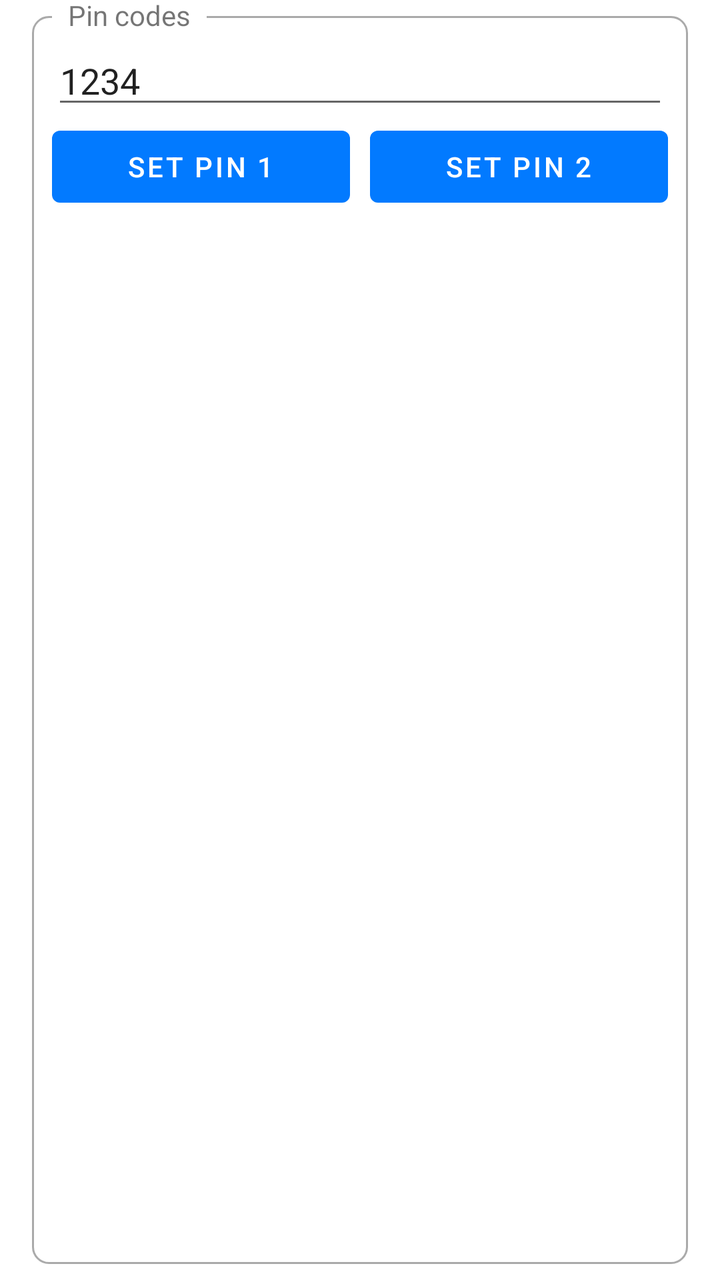
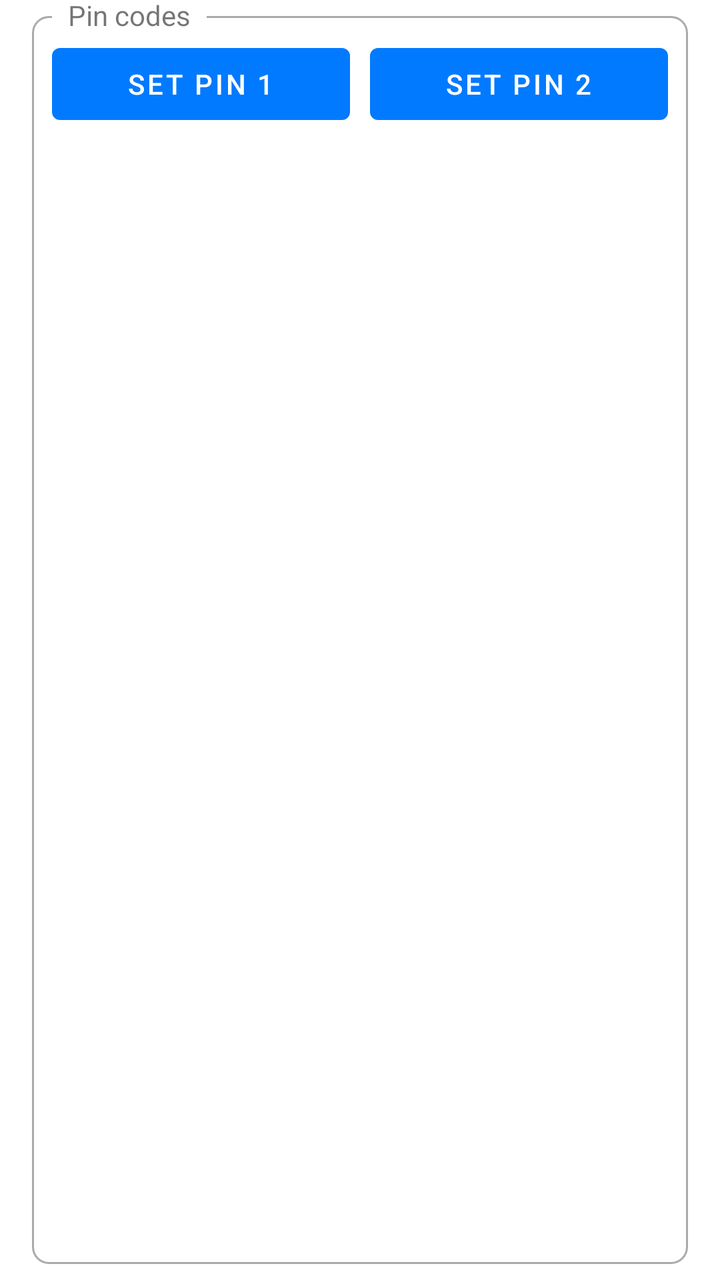

Compare the two renders of this Android layout. The source of the first and the diff that turns it into the second are given below.
<!-- AndroidManifest.xml: application theme AppTheme -->
<!-- res/layout/set_pin.xml -->
<?xml version="1.0" encoding="utf-8"?>
<FrameLayout xmlns:android="http://schemas.android.com/apk/res/android"
    android:layout_width="match_parent"
    android:layout_height="wrap_content"
    android:clipToPadding="false"
    android:paddingStart="@dimen/box_padding_horizontal"
    android:paddingTop="@dimen/box_padding_vertical"
    android:paddingEnd="@dimen/box_padding_horizontal"
    android:paddingBottom="@dimen/box_padding_vertical">

    <FrameLayout
        android:layout_width="match_parent"
        android:layout_height="match_parent"
        android:background="@drawable/rounded_corner" />

    <TextView
        android:layout_width="wrap_content"
        android:layout_height="wrap_content"
        android:background="@android:color/background_light"
        android:paddingStart="8dp"
        android:paddingEnd="8dp"
        android:text="Pin codes"
        android:translationX="10dp"
        android:translationY="-10dp" />

    <FrameLayout
        android:id="@+id/contentContainer"
        android:layout_width="match_parent"
        android:layout_height="match_parent"
        android:layout_margin="10dp">

        <LinearLayout
            android:layout_width="match_parent"
            android:layout_height="wrap_content"
            android:orientation="vertical">

            <EditText
                android:id="@+id/etPinCode"
                android:layout_width="match_parent"
                android:layout_height="wrap_content"
                android:hint="Enter the pin code"
                android:text="1234" />

            <LinearLayout
                android:layout_width="match_parent"
                android:layout_height="wrap_content"
                android:gravity="center"
                android:orientation="horizontal">

                <Button
                    android:id="@+id/btnSetPin1"
                    android:layout_width="0dp"
                    android:layout_height="wrap_content"
                    android:layout_weight="1"
                    android:text="Set pin 1" />

                <View
                    android:layout_width="10dp"
                    android:layout_height="1dp" />

                <Button
                    android:id="@+id/btnSetPin2"
                    android:layout_width="0dp"
                    android:layout_height="wrap_content"
                    android:layout_weight="1"
                    android:text="Set pin 2" />

            </LinearLayout>
        </LinearLayout>
    </FrameLayout>

</FrameLayout>
<!-- resources referenced by this layout -->
<resources>
  <dimen name="box_padding_horizontal">16dp</dimen>
  <dimen name="box_padding_vertical">8dp</dimen>
  <!-- drawable rounded_corner (drawable) -->
  <?xml version="1.0" encoding="utf-8"?>
  <shape xmlns:android="http://schemas.android.com/apk/res/android">
      <stroke
          android:width="1dp"
          android:color="@android:color/darker_gray" />
  
      <solid android:color="@android:color/transparent" />
  
      <padding
          android:bottom="5dp"
          android:left="5dp"
          android:right="5dp"
          android:top="5dp" />
  
      <corners android:radius="8dp" />
  </shape>
  <style name="AppTheme" parent="Theme.MaterialComponents.Light.NoActionBar">
          
          <item name="colorPrimary">@color/colorPrimary</item>
          <item name="colorPrimaryDark">@color/colorPrimaryDark</item>
          <item name="colorAccent">@color/colorAccent</item>
          <item name="android:windowBackground">@android:color/background_light</item>
      </style>
  <color name="colorPrimary">#027aff</color>
  <color name="colorPrimaryDark">#027AFF</color>
  <color name="colorAccent">#027AFF</color>
</resources>

<!-- the commit's change to res/layout/set_pin.xml (unified diff, before → after) -->
@@ -34,13 +34,6 @@
             android:layout_height="wrap_content"
             android:orientation="vertical">
 
-            <EditText
-                android:id="@+id/etPinCode"
-                android:layout_width="match_parent"
-                android:layout_height="wrap_content"
-                android:hint="Enter the pin code"
-                android:text="1234" />
-
             <LinearLayout
                 android:layout_width="match_parent"
                 android:layout_height="wrap_content"
